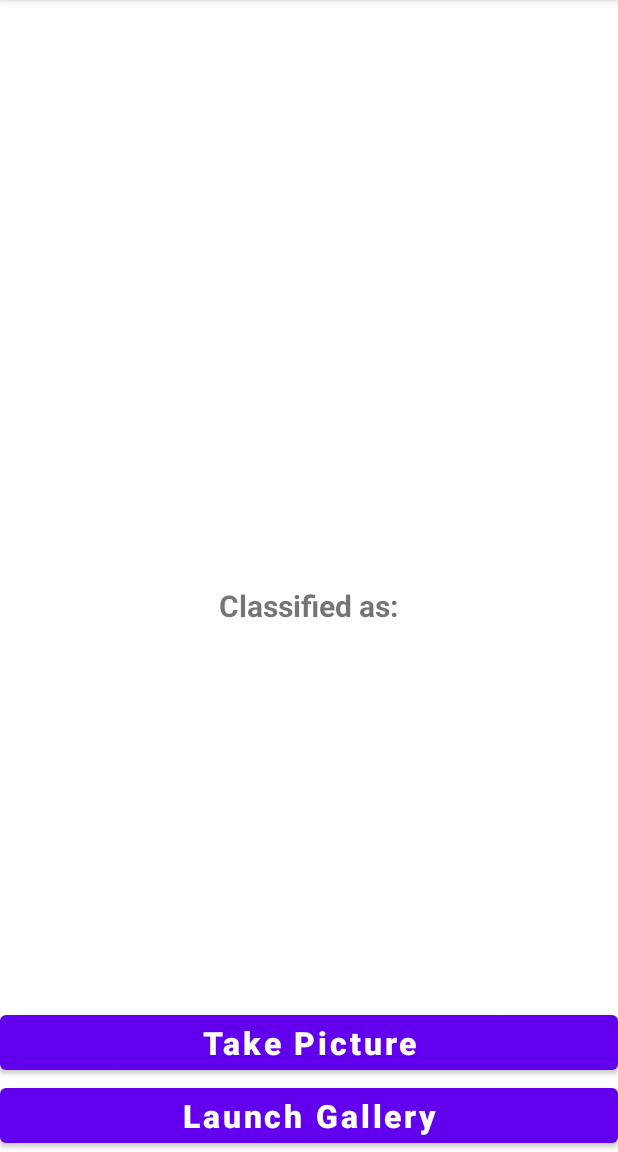
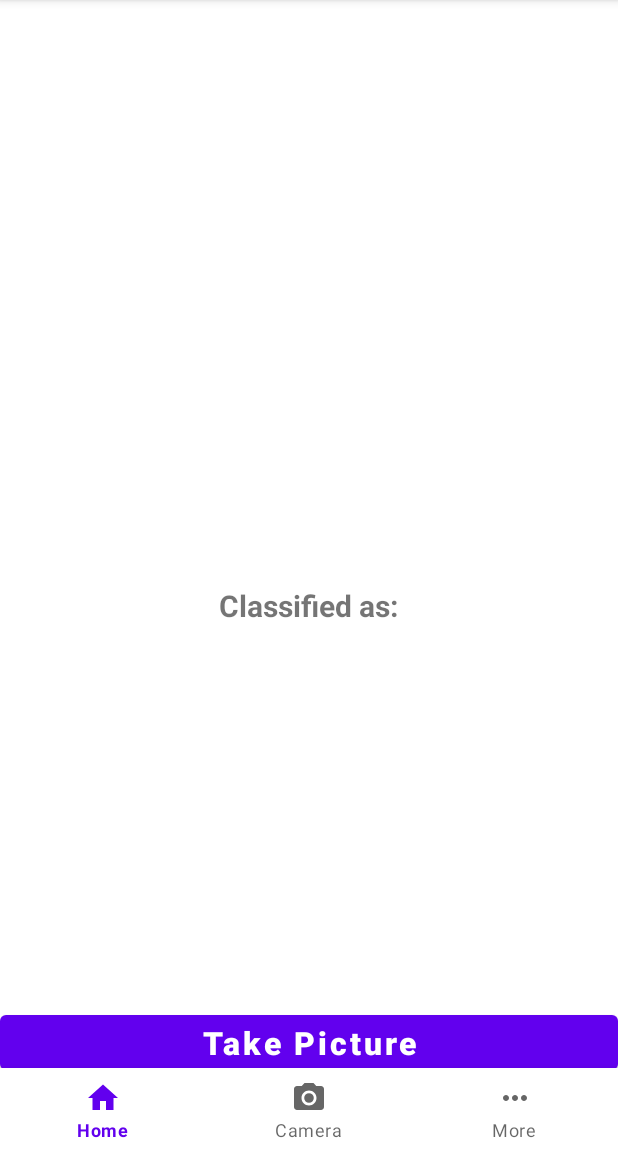
Before and after one commit to MeixieM/Herbarium-App, an Android app: the screen it shows after launch (MainActivity), on a phone screen of 412 x 824 dp, the part 84-1236 px from its top. Run offline under Robolectric (Android 15) with nearby library versions, the phone set to English and light mode, and no system bars; libraries missing offline, so code that uses them is left out: org.tensorflow.lite.

Commit message:
add bottom nav menu

```diff
--- a/app/build.gradle
+++ b/app/build.gradle
@@ -21,6 +21,11 @@ android {
             proguardFiles getDefaultProguardFile('proguard-android-optimize.txt'), 'proguard-rules.pro'
         }
     }
+
+    buildFeatures{
+        viewBinding true
+    }
+
     compileOptions {
         sourceCompatibility JavaVersion.VERSION_1_8
         targetCompatibility JavaVersion.VERSION_1_8
--- /dev/null
+++ b/app/src/main/java/com/example/herbarium/CameraFragment.java
@@ -0,0 +1,92 @@
+package com.example.herbarium;
+
+import android.Manifest;
+import android.content.Intent;
+import android.content.pm.PackageManager;
+import android.graphics.Bitmap;
+import android.media.ThumbnailUtils;
+import android.net.Uri;
+import android.os.Bundle;
+
+import androidx.annotation.Nullable;
+import androidx.fragment.app.Fragment;
+
+import android.provider.MediaStore;
+import android.view.LayoutInflater;
+import android.view.View;
+import android.view.ViewGroup;
+import android.widget.Button;
+import android.widget.ImageView;
+import android.widget.TextView;
+
+import com.example.herbarium.ml.Model;
+
+import org.tensorflow.lite.DataType;
+import org.tensorflow.lite.support.tensorbuffer.TensorBuffer;
+
+import java.io.IOException;
+import java.nio.ByteBuffer;
+import java.nio.ByteOrder;
+
+/**
+ * A simple {@link Fragment} subclass.
+ * Use the {@link CameraFragment#newInstance} factory method to
+ * create an instance of this fragment.
+ */
+public class CameraFragment extends Fragment {
+
+
+    // TODO: Rename parameter arguments, choose names that match
+    // the fragment initialization parameters, e.g. ARG_ITEM_NUMBER
+    private static final String ARG_PARAM1 = "param1";
+    private static final String ARG_PARAM2 = "param2";
+
+    // TODO: Rename and change types of parameters
+    private String mParam1;
+    private String mParam2;
+
+    public CameraFragment() {
+        // Required empty public constructor
+
+    }
+
+    /**
+     * Use this factory method to create a new instance of
+     * this fragment using the provided parameters.
+     *
+     * @param param1 Parameter 1.
+     * @param param2 Parameter 2.
+     * @return A new instance of fragment CameraFragment.
+     */
+    // TODO: Rename and change types and number of parameters
+    public static CameraFragment newInstance(String param1, String param2) {
+        CameraFragment fragment = new CameraFragment();
+        Bundle args = new Bundle();
+        args.putString(ARG_PARAM1, param1);
+        args.putString(ARG_PARAM2, param2);
+        fragment.setArguments(args);
+        return fragment;
+
+    }
+
+    @Override
+    public void onCreate(Bundle savedInstanceState) {
+        super.onCreate(savedInstanceState);
+        if (getArguments() != null) {
+            mParam1 = getArguments().getString(ARG_PARAM1);
+            mParam2 = getArguments().getString(ARG_PARAM2);
+
+        }
+    }
+
+
+
+    @Override
+    public View onCreateView(LayoutInflater inflater, ViewGroup container,
+                             Bundle savedInstanceState) {
+        // Inflate the layout for this fragment
+        return inflater.inflate(R.layout.fragment_camera, container, false);
+
+    }
+
+}
--- /dev/null
+++ b/app/src/main/res/drawable/ic_baseline_home_24.xml
@@ -0,0 +1,5 @@
+<vector android:height="24dp" android:tint="#000000"
+    android:viewportHeight="24" android:viewportWidth="24"
+    android:width="24dp" xmlns:android="http://schemas.android.com/apk/res/android">
+    <path android:fillColor="@android:color/white" android:pathData="M10,20v-6h4v6h5v-8h3L12,3 2,12h3v8z"/>
+</vector>
--- /dev/null
+++ b/app/src/main/res/drawable/ic_baseline_more_horiz_24.xml
@@ -0,0 +1,5 @@
+<vector android:height="24dp" android:tint="#000000"
+    android:viewportHeight="24" android:viewportWidth="24"
+    android:width="24dp" xmlns:android="http://schemas.android.com/apk/res/android">
+    <path android:fillColor="@android:color/white" android:pathData="M6,10c-1.1,0 -2,0.9 -2,2s0.9,2 2,2 2,-0.9 2,-2 -0.9,-2 -2,-2zM18,10c-1.1,0 -2,0.9 -2,2s0.9,2 2,2 2,-0.9 2,-2 -0.9,-2 -2,-2zM12,10c-1.1,0 -2,0.9 -2,2s0.9,2 2,2 2,-0.9 2,-2 -0.9,-2 -2,-2z"/>
+</vector>
--- /dev/null
+++ b/app/src/main/res/drawable/ic_baseline_photo_camera_24.xml
@@ -0,0 +1,6 @@
+<vector android:height="24dp" android:tint="#000000"
+    android:viewportHeight="24" android:viewportWidth="24"
+    android:width="24dp" xmlns:android="http://schemas.android.com/apk/res/android">
+    <path android:fillColor="@android:color/white" android:pathData="M12,12m-3.2,0a3.2,3.2 0,1 1,6.4 0a3.2,3.2 0,1 1,-6.4 0"/>
+    <path android:fillColor="@android:color/white" android:pathData="M9,2L7.17,4L4,4c-1.1,0 -2,0.9 -2,2v12c0,1.1 0.9,2 2,2h16c1.1,0 2,-0.9 2,-2L22,6c0,-1.1 -0.9,-2 -2,-2h-3.17L15,2L9,2zM12,17c-2.76,0 -5,-2.24 -5,-5s2.24,-5 5,-5 5,2.24 5,5 -2.24,5 -5,5z"/>
+</vector>
--- a/app/src/main/res/layout/activity_main.xml
+++ b/app/src/main/res/layout/activity_main.xml
@@ -1,60 +1,30 @@
 <?xml version="1.0" encoding="utf-8"?>
-<RelativeLayout xmlns:android="http://schemas.android.com/apk/res/android"
+<androidx.constraintlayout.widget.ConstraintLayout xmlns:android="http://schemas.android.com/apk/res/android"
+    xmlns:app="http://schemas.android.com/apk/res-auto"
     xmlns:tools="http://schemas.android.com/tools"
     android:layout_width="match_parent"
     android:layout_height="match_parent"
     tools:context=".MainActivity">
 
-    <Button
+    <FrameLayout
+        android:id="@+id/frame_layout"
+        android:layout_width="match_parent"
+        android:layout_height="match_parent"
+        app:layout_constraintBottom_toTopOf="@+id/bottomNavigationView"
+        app:layout_constraintEnd_toEndOf="parent"
+        app:layout_constraintStart_toStartOf="parent">
+
+    </FrameLayout>
+
+    <com.google.android.material.bottomnavigation.BottomNavigationView
+        android:id="@+id/bottomNavigationView"
         android:layout_width="match_parent"
         android:layout_height="wrap_content"
-        android:layout_centerInParent="true"
-        android:id="@+id/button"
-        android:text="Take Picture"
-        android:textAllCaps="false"
-        android:layout_above="@id/button2"
-        android:textSize="21sp"
-        android:textStyle="bold"
-        />
-    <Button
-        android:layout_width="match_parent"
-        android:layout_height="wrap_content"
-        android:layout_centerInParent="true"
-        android:id="@+id/button2"
-        android:text="Launch Gallery"
-        android:textAllCaps="false"
-        android:layout_alignParentBottom="true"
-        android:textSize="21sp"
-        android:textStyle="bold"
-        />
-    <ImageView
-        android:layout_width="370sp"
-        android:layout_height="370sp"
-        android:layout_centerHorizontal="true"
-        android:id="@+id/imageView"
-        android:layout_marginTop="10sp"
-        />
+        app:layout_constraintBottom_toBottomOf="parent"
+        app:layout_constraintEnd_toEndOf="parent"
+        app:layout_constraintStart_toStartOf="parent"
+        app:menu="@menu/bottom_nav_menu"
+        >
 
-    <TextView
-        android:id="@+id/classified"
-        android:layout_width="wrap_content"
-        android:layout_height="wrap_content"
-        android:layout_below="@+id/imageView"
-        android:layout_centerHorizontal="true"
-        android:layout_marginTop="10sp"
-        android:text="Classified as:"
-        android:textSize="20sp"
-        android:textStyle="bold" />
-    <TextView
-        android:layout_width="wrap_content"
-        android:layout_height="wrap_content"
-        android:layout_centerHorizontal="true"
-        android:text=""
-        android:textColor="#C30000"
-        android:textStyle="bold"
-        android:textSize="27sp"
-        android:id="@+id/result"
-        android:layout_below="@+id/classified"
-        />
-
-</RelativeLayout>
+    </com.google.android.material.bottomnavigation.BottomNavigationView>
+</androidx.constraintlayout.widget.ConstraintLayout>
--- /dev/null
+++ b/app/src/main/res/layout/fragment_camera.xml
@@ -0,0 +1,65 @@
+<?xml version="1.0" encoding="utf-8"?>
+<FrameLayout xmlns:android="http://schemas.android.com/apk/res/android"
+    xmlns:tools="http://schemas.android.com/tools"
+    android:layout_width="match_parent"
+    android:layout_height="match_parent"
+    tools:context=".CameraFragment">
+
+    <!-- TODO: Update blank fragment layout -->
+    <RelativeLayout
+        android:layout_width="match_parent"
+        android:layout_height="match_parent">
+
+        <TextView
+            android:id="@+id/result"
+            android:layout_width="wrap_content"
+            android:layout_height="wrap_content"
+            android:layout_below="@+id/classified"
+            android:layout_centerHorizontal="true"
+            android:text=""
+            android:textColor="#C30000"
+            android:textSize="27sp"
+            android:textStyle="bold" />
+
+        <TextView
+            android:id="@+id/classified"
+            android:layout_width="wrap_content"
+            android:layout_height="wrap_content"
+            android:layout_below="@+id/imageView"
+            android:layout_centerHorizontal="true"
+            android:layout_marginTop="10sp"
+            android:text="Classified as:"
+            android:textSize="20sp"
+            android:textStyle="bold" />
+
+        <ImageView
+            android:id="@+id/imageView"
+            android:layout_width="370sp"
+            android:layout_height="370sp"
+            android:layout_centerHorizontal="true"
+            android:layout_marginTop="10sp" />
+
+        <Button
+            android:id="@+id/button"
+            android:layout_width="match_parent"
+            android:layout_height="wrap_content"
+            android:layout_above="@id/button2"
+            android:layout_centerInParent="true"
+            android:text="Take Picture"
+            android:textAllCaps="false"
+            android:textSize="21sp"
+            android:textStyle="bold" />
+
+        <Button
+            android:id="@+id/button2"
+            android:layout_width="match_parent"
+            android:layout_height="wrap_content"
+            android:layout_alignParentBottom="true"
+            android:layout_centerInParent="true"
+            android:text="Launch Gallery"
+            android:textAllCaps="false"
+            android:textSize="21sp"
+            android:textStyle="bold" />
+    </RelativeLayout>
+
+</FrameLayout>
--- /dev/null
+++ b/app/src/main/res/menu/bottom_nav_menu.xml
@@ -0,0 +1,13 @@
+<?xml version="1.0" encoding="utf-8"?>
+<menu xmlns:android="http://schemas.android.com/apk/res/android">
+
+    <item android:title="Home"
+        android:icon="@drawable/ic_baseline_home_24"
+        android:id="@+id/home" />
+    <item android:title="Camera"
+        android:icon="@drawable/ic_baseline_photo_camera_24"
+        android:id="@+id/camera" />
+    <item android:title="More"
+        android:icon="@drawable/ic_baseline_more_horiz_24"
+        android:id="@+id/more" />
+</menu>
--- a/app/src/main/res/values/strings.xml
+++ b/app/src/main/res/values/strings.xml
@@ -1,3 +1,5 @@
 <resources>
     <string name="app_name">Herbarium</string>
+    <!-- TODO: Remove or change this placeholder text -->
+    <string name="hello_blank_fragment">Hello blank fragment</string>
 </resources>
```
Also changed, not shown: app/src/main/java/com/example/herbarium/HomeFragment.java (added, +64 -0 lines), app/src/main/java/com/example/herbarium/MainActivity.java (+26 -98 lines), app/src/main/java/com/example/herbarium/MoreFragment.java (added, +64 -0 lines), app/src/main/res/layout/fragment_home.xml (added, +15 -0 lines), app/src/main/res/layout/fragment_more.xml (added, +17 -0 lines).
